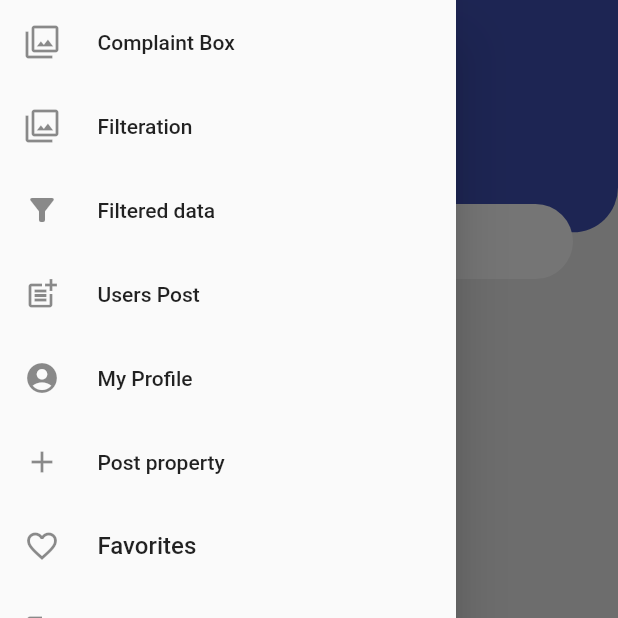
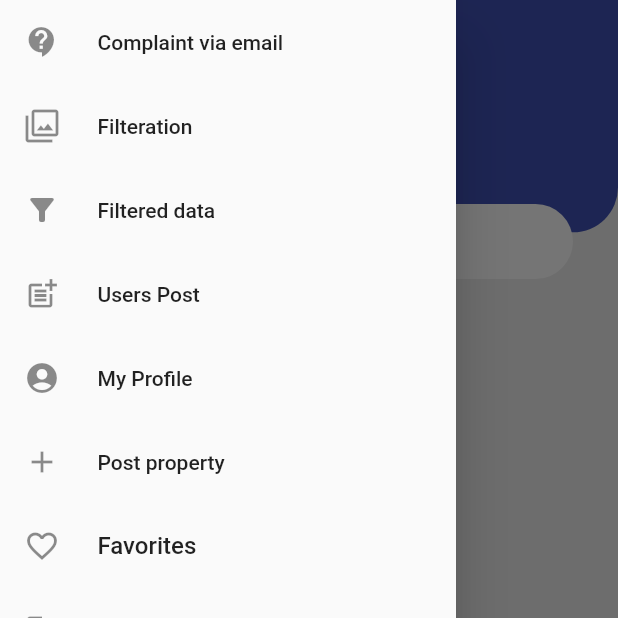
Before and after one commit to smitbhatiya/project, a Flutter app: the Home screen opened directly, with the side drawer open, on a phone screen of 412 x 824 dp, the top half of it. Run offline on Flutter 3.47's test engine with Material 2 defaults, Android fonts, the phone set to English and light mode, and no system bars; our stand-ins replace carousel_slider, cloud_firestore, firebase_auth, firebase_core, firebase_storage, image_picker and 1 more; missing offline and left inert: favorite_button, rate_my_app; accounts and stored records are empty.

Commit message:
23-4-2021 update

```diff
--- a/lib/Pages/my_home_page.dart
+++ b/lib/Pages/my_home_page.dart
@@ -604,7 +604,10 @@ import 'package:flutter_app_with_firebase/Pages/search_page.dart';
 import 'package:flutter_app_with_firebase/firebase.dart';
 import 'package:shared_preferences/shared_preferences.dart';
 
+import '../login_page.dart';
+
 class myHomepage extends StatefulWidget {
+  //myHomepage({Key key, AuthStatus authStatus}) : super(key: key);
   @override
   _myHomepageState createState() => _myHomepageState();
 }
@@ -688,7 +691,9 @@ class _myHomepageState extends State<myHomepage> {
               Container(
                 margin: EdgeInsets.only(top: 15),
                 // child:
-                child: Center(child: Text("Hello, ${_auth.displayName}",
+                child: Center(child: _auth == null ? Text("Hello, User", style: TextStyle(fontSize: 18,
+                    fontWeight: FontWeight.bold,
+                    color: Colors.white)) : Text("Hello, ${_auth.displayName}",
                     style: TextStyle(fontSize: 18,
                         fontWeight: FontWeight.bold,
                         color: Colors.white))),
--- a/lib/home_page.dart
+++ b/lib/home_page.dart
@@ -18,6 +18,7 @@ import 'package:flutter_app_with_firebase/Pages/search_page.dart';
 import 'package:flutter_app_with_firebase/Search_Function/search_list.dart';
 import 'package:flutter_app_with_firebase/login_page.dart';
 import 'package:rate_my_app/rate_my_app.dart';
+import 'package:url_launcher/url_launcher.dart';
 
 import 'Model/favorite_button.dart';
 import 'login_page.dart';
@@ -31,6 +32,24 @@ class Home extends StatefulWidget {
 }
 
 class _HomeState extends State<Home> {
+
+  static Future openEmail({
+    @required String toEmail,
+    @required String subject,
+    @required String body,
+  }) async {
+    final url =
+        'mailto:$toEmail?subject=${Uri.encodeFull(subject)}&body=${Uri.encodeFull(body)}';
+
+    await _launchUrl(url);
+  }
+
+  static Future _launchUrl(String url) async {
+    if (await canLaunch(url)) {
+      await launch(url);
+    }
+  }
+
   final _auth = FirebaseAuth.instance.currentUser;
   int _selectedIndex = 0;
   String myEmail;
@@ -175,12 +194,14 @@ class _HomeState extends State<Home> {
             ListTile(
               title: Row(
                 children: [
-                  Icon(Icons.filter),
+                  Icon(Icons.contact_support),
                   SizedBox(width: 25),
-                  Text("Complaint Box")
+                  Text("Complaint via email")
                 ],
               ),
-              onTap: () => Navigator.push(context, MaterialPageRoute(builder: (context) => Complaint_Box_Page())),
+              onTap: () {
+                openEmail(toEmail: 'smitbhatiya05999@gmail.com', subject: '', body: '');
+              }
             ),
             ListTile(
               title: Row(
--- a/lib/main.dart
+++ b/lib/main.dart
@@ -1,6 +1,7 @@
 import 'package:firebase_auth/firebase_auth.dart';
 import 'package:firebase_core/firebase_core.dart';
 import 'package:flutter/material.dart';
+import 'package:flutter_app_with_firebase/home_page.dart';
 import 'login_page.dart';
 
 void main() async {
--- a/pubspec.yaml
+++ b/pubspec.yaml
@@ -46,6 +46,7 @@ dependencies:
   flutter_mailer: ^1.0.1
   flutter_email_sender: ^3.0.0
   rate_my_app: ^0.6.0+3
+  url_launcher: ^5.7.10
 
 
 dev_dependencies:
```
Also changed, not shown: lib/Pages/complaint_page.dart (deleted, +0 -86 lines), lib/login_page.dart (+10 -0 lines), pubspec.lock.
